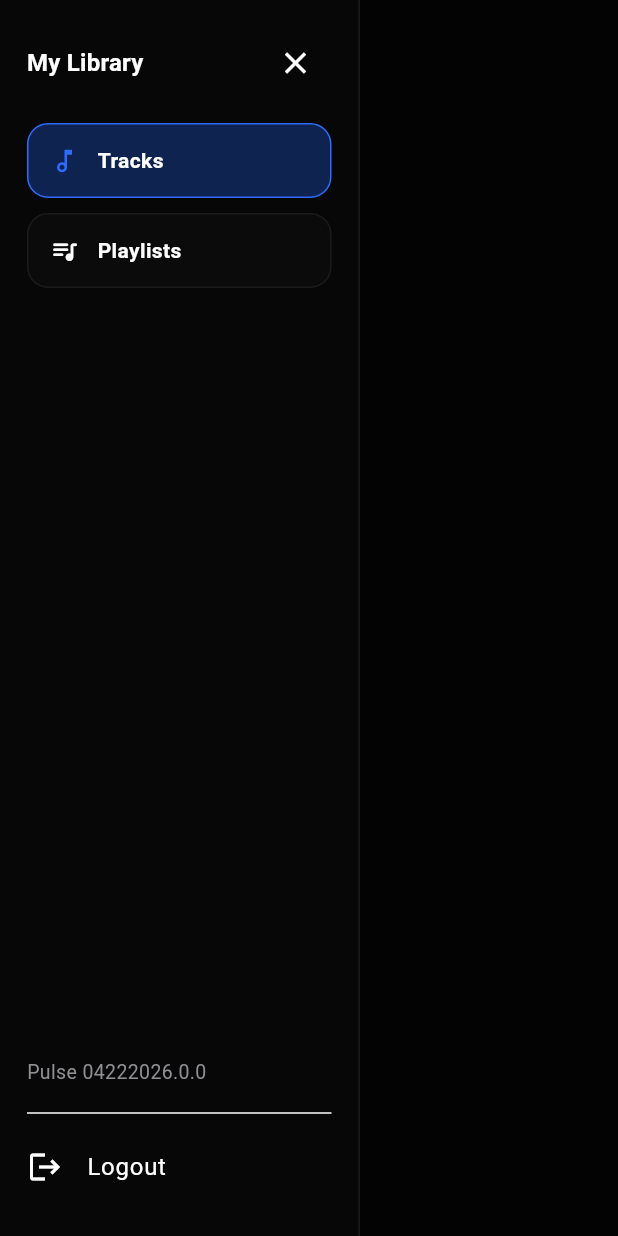
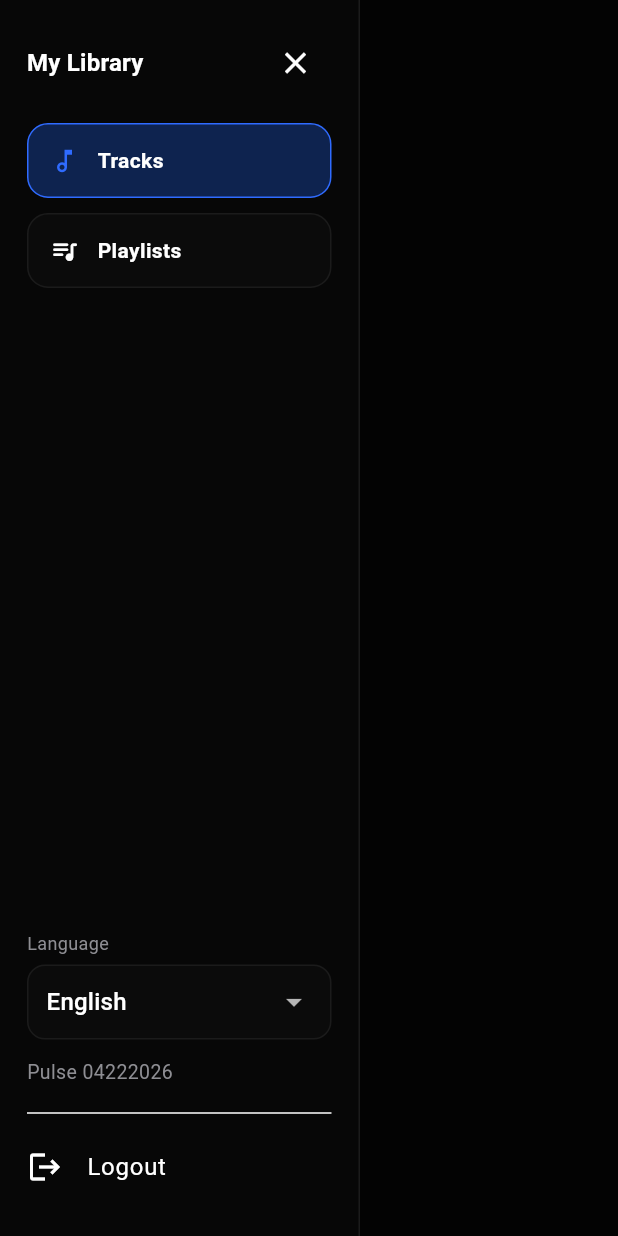
Before and after one commit to Sininee/Pulse-, a Flutter app: the TracksOnlySidebar widget shown alone on an empty page, opened directly with empty values, on a phone screen of 412 x 824 dp. Run offline on Flutter 3.47's test engine with Material 3 defaults, Android fonts, the phone set to English and light mode, and no system bars; our stand-ins replace audio_service, cached_network_image, flutter_cache_manager, just_audio, shared_preferences; accounts and stored records are empty; network calls fail.

Commit message:
Language support

```diff
--- /dev/null
+++ b/lib/app_language.dart
@@ -0,0 +1,171 @@
+import 'package:flutter/material.dart';
+import 'package:shared_preferences/shared_preferences.dart';
+
+class AppLanguage {
+  const AppLanguage({
+    required this.code,
+    required this.name,
+  });
+
+  final String code;
+  final String name;
+}
+
+const List<AppLanguage> appLanguages = [
+  AppLanguage(code: 'en', name: 'English'),
+  AppLanguage(code: 'sv', name: 'Svenska'),
+  AppLanguage(code: 'de', name: 'Deutsch'),
+  AppLanguage(code: 'et', name: 'Eesti'),
+];
+
+class AppStrings {
+  const AppStrings(this.code);
+
+  final String code;
+
+  static const Map<String, Map<String, String>> _values = {
+    'en': {
+      'myLibrary': 'My Library',
+      'tracks': 'Tracks',
+      'playlists': 'Playlists',
+      'logout': 'Logout',
+      'language': 'Language',
+      'searchTracks': 'Search tracks or artists...',
+      'searchPlaylists': 'Search playlists...',
+      'searchPlaylistSongs': 'Search songs in playlist...',
+      'noPlaylists': 'No playlists found.',
+      'selectPlaylist': 'Select a playlist to view its songs.',
+      'noSongsMatch': 'No songs match your search.',
+      'play': 'Play',
+      'songs': 'songs',
+      'title': 'TITLE',
+      'time': 'TIME',
+      'connectToServer': 'Connect to your Navidrome server',
+      'serverUrl': 'Server URL',
+      'username': 'Username',
+      'password': 'Password',
+      'rememberLogin': 'Remember login info',
+      'connect': 'Connect',
+    },
+    'sv': {
+      'myLibrary': 'Mitt bibliotek',
+      'tracks': 'Låtar',
+      'playlists': 'Spellistor',
+      'logout': 'Logga ut',
+      'language': 'Språk',
+      'searchTracks': 'Sök låtar eller artister...',
+      'searchPlaylists': 'Sök spellistor...',
+      'searchPlaylistSongs': 'Sök låtar i spellistan...',
+      'noPlaylists': 'Inga spellistor hittades.',
+      'selectPlaylist': 'Välj en spellista för att visa låtar.',
+      'noSongsMatch': 'Inga låtar matchar sökningen.',
+      'play': 'Spela',
+      'songs': 'låtar',
+      'title': 'TITEL',
+      'time': 'TID',
+      'connectToServer': 'Anslut till din Navidrome-server',
+      'serverUrl': 'Server-URL',
+      'username': 'Användarnamn',
+      'password': 'Lösenord',
+      'rememberLogin': 'Kom ihåg inloggning',
+      'connect': 'Anslut',
+    },
+    'de': {
+      'myLibrary': 'Meine Bibliothek',
+      'tracks': 'Titel',
+      'playlists': 'Playlists',
+      'logout': 'Abmelden',
+      'language': 'Sprache',
+      'searchTracks': 'Titel oder Künstler suchen...',
+      'searchPlaylists': 'Playlists suchen...',
+      'searchPlaylistSongs': 'Songs in Playlist suchen...',
+      'noPlaylists': 'Keine Playlists gefunden.',
+      'selectPlaylist': 'Wähle eine Playlist aus.',
+      'noSongsMatch': 'Keine Songs gefunden.',
+      'play': 'Abspielen',
+      'songs': 'Songs',
+      'title': 'TITEL',
+      'time': 'ZEIT',
+      'connectToServer': 'Mit deinem Navidrome-Server verbinden',
+      'serverUrl': 'Server-URL',
+      'username': 'Benutzername',
+      'password': 'Passwort',
+      'rememberLogin': 'Login speichern',
+      'connect': 'Verbinden',
+    },
+    'et': {
+  'myLibrary': 'Minu kogu',
+  'tracks': 'Lood',
+  'playlists': 'Esitusloendid',
+  'logout': 'Logi välja',
+  'language': 'Keel',
+  'searchTracks': 'Otsi lugusid või artiste...',
+  'searchPlaylists': 'Otsi esitusloendeid...',
+  'searchPlaylistSongs': 'Otsi lugusid esitusloendist...',
+  'noPlaylists': 'Esitusloendeid ei leitud.',
+  'selectPlaylist': 'Vali esitusloend laulude vaatamiseks.',
+  'noSongsMatch': 'Ükski lugu ei vasta otsingule.',
+  'play': 'Esita',
+  'songs': 'lugu',
+  'title': 'PEALKIRI',
+  'time': 'AEG',
+  'connectToServer': 'Ühendu oma Navidrome serveriga',
+  'serverUrl': 'Serveri URL',
+  'username': 'Kasutajanimi',
+  'password': 'Parool',
+  'rememberLogin': 'Jäta sisselogimine meelde',
+  'connect': 'Ühenda',
+  'error': 'Viga',
+  'playbackError': 'Taasesituse viga',
+  'playbackFailed': 'Taasesitus ebaõnnestus',
+  'logoutCleanupFailed': 'Väljalogimise puhastus ebaõnnestus',
+},
+
+  };
+
+  String get(String key) {
+    return _values[code]?[key] ?? _values['en']?[key] ?? key;
+  }
+}
+
+class AppLanguageController extends ChangeNotifier {
+  AppLanguageController();
+
+  String _code = 'en';
+
+  String get code => _code;
+  AppStrings get strings => AppStrings(_code);
+
+  Future<void> load() async {
+    final prefs = await SharedPreferences.getInstance();
+    _code = prefs.getString('language_code') ?? 'en';
+    notifyListeners();
+  }
+
+  Future<void> setLanguage(String code) async {
+    _code = code;
+    final prefs = await SharedPreferences.getInstance();
+    await prefs.setString('language_code', code);
+    notifyListeners();
+  }
+}
+
+class AppLanguageScope extends InheritedNotifier<AppLanguageController> {
+  const AppLanguageScope({
+    super.key,
+    required AppLanguageController controller,
+    required super.child,
+  }) : super(notifier: controller);
+
+  static AppLanguageController controllerOf(BuildContext context) {
+    return context
+        .dependOnInheritedWidgetOfExactType<AppLanguageScope>()!
+        .notifier!;
+  }
+
+  static AppStrings stringsOf(BuildContext context) {
+    return controllerOf(context).strings;
+  }
+}
+
+AppStrings t(BuildContext context) => AppLanguageScope.stringsOf(context);
--- a/lib/tracks_sidebar.dart
+++ b/lib/tracks_sidebar.dart
@@ -1,6 +1,6 @@
 import 'package:flutter/material.dart';
-import 'package:package_info_plus/package_info_plus.dart';
 
+import 'app_language.dart';
 import 'app_theme.dart';
 
 enum LibrarySection {
@@ -8,7 +8,7 @@ enum LibrarySection {
   playlists,
 }
 
-class TracksOnlySidebar extends StatefulWidget {
+class TracksOnlySidebar extends StatelessWidget {
   const TracksOnlySidebar({
     super.key,
     required this.onClose,
@@ -22,31 +22,13 @@ class TracksOnlySidebar extends StatefulWidget {
   final LibrarySection selectedSection;
   final ValueChanged<LibrarySection> onSelectSection;
 
-  @override
-  State<TracksOnlySidebar> createState() => _TracksOnlySidebarState();
-}
-
-class _TracksOnlySidebarState extends State<TracksOnlySidebar> {
-  String _appVersion = '';
-
-  @override
-  void initState() {
-    super.initState();
-    _loadVersion();
-  }
-
-  Future<void> _loadVersion() async {
-    final info = await PackageInfo.fromPlatform();
-
-    if (!mounted) return;
-
-    setState(() {
-      _appVersion = info.version;
-    });
-  }
+  static const String appVersion = '04222026';
 
   @override
   Widget build(BuildContext context) {
+    final text = t(context);
+    final controller = AppLanguageScope.controllerOf(context);
+
     return Positioned.fill(
       child: Material(
         color: Colors.black.withAlpha(102),
@@ -66,7 +48,7 @@ class _TracksOnlySidebarState extends State<TracksOnlySidebar> {
                     Row(
                       children: [
                         Text(
-                          'My Library',
+                          text.get('myLibrary'),
                           style: Theme.of(context)
                               .textTheme
                               .titleMedium
@@ -74,7 +56,7 @@ class _TracksOnlySidebarState extends State<TracksOnlySidebar> {
                         ),
                         const Spacer(),
                         IconButton(
-                          onPressed: widget.onClose,
+                          onPressed: onClose,
                           icon: const Icon(Icons.close),
                         ),
                       ],
@@ -82,33 +64,67 @@ class _TracksOnlySidebarState extends State<TracksOnlySidebar> {
                     const SizedBox(height: 16),
                     _SidebarItem(
                       icon: Icons.music_note_outlined,
-                      label: 'Tracks',
-                      selected: widget.selectedSection == LibrarySection.tracks,
-                      onTap: () => widget.onSelectSection(LibrarySection.tracks),
+                      label: text.get('tracks'),
+                      selected: selectedSection == LibrarySection.tracks,
+                      onTap: () => onSelectSection(LibrarySection.tracks),
                     ),
                     const SizedBox(height: 10),
                     _SidebarItem(
                       icon: Icons.queue_music_rounded,
-                      label: 'Playlists',
-                      selected: widget.selectedSection == LibrarySection.playlists,
-                      onTap: () => widget.onSelectSection(LibrarySection.playlists),
+                      label: text.get('playlists'),
+                      selected: selectedSection == LibrarySection.playlists,
+                      onTap: () => onSelectSection(LibrarySection.playlists),
                     ),
                     const Spacer(),
-                    if (_appVersion.isNotEmpty)
-                      Text(
-                        'Pulse $_appVersion',
-                        style: const TextStyle(
-                          color: AppColors.textMuted,
-                          fontSize: 13,
+                    Text(
+                      text.get('language'),
+                      style: const TextStyle(
+                        color: AppColors.textMuted,
+                        fontSize: 12,
+                      ),
+                    ),
+                    const SizedBox(height: 6),
+                    Container(
+                      padding: const EdgeInsets.symmetric(horizontal: 12),
+                      decoration: BoxDecoration(
+                        color: AppColors.panel,
+                        borderRadius: BorderRadius.circular(12),
+                        border: Border.all(color: AppColors.border),
+                      ),
+                      child: DropdownButtonHideUnderline(
+                        child: DropdownButton<String>(
+                          value: controller.code,
+                          isExpanded: true,
+                          dropdownColor: AppColors.panel,
+                          items: appLanguages.map((language) {
+                            return DropdownMenuItem(
+                              value: language.code,
+                              child: Text(language.name),
+                            );
+                          }).toList(),
+                          onChanged: (value) {
+                            if (value != null) {
+                              controller.setLanguage(value);
+                            }
+                          },
                         ),
                       ),
+                    ),
+                    const SizedBox(height: 12),
+                    Text(
+                      'Pulse $appVersion',
+                      style: const TextStyle(
+                        color: AppColors.textMuted,
+                        fontSize: 13,
+                      ),
+                    ),
                     const SizedBox(height: 10),
                     const Divider(),
                     ListTile(
                       contentPadding: EdgeInsets.zero,
                       leading: const Icon(Icons.logout),
-                      title: const Text('Logout'),
-                      onTap: widget.onLogout,
+                      title: Text(text.get('logout')),
+                      onTap: onLogout,
                     ),
                   ],
                 ),
@@ -116,7 +132,7 @@ class _TracksOnlySidebarState extends State<TracksOnlySidebar> {
             ),
             Expanded(
               child: GestureDetector(
-                onTap: widget.onClose,
+                onTap: onClose,
                 child: Container(color: Colors.transparent),
               ),
             ),
--- a/lib/tracks_top_bar.dart
+++ b/lib/tracks_top_bar.dart
@@ -7,7 +7,7 @@ class TracksTopBar extends StatelessWidget {
     super.key,
     required this.onSearchChanged,
     required this.onMenuPressed,
-    this.hintText = 'Search tracks or artists...',
+    this.hintText = '',
   });
 
   final ValueChanged<String> onSearchChanged;
```
Also changed, not shown: lib/login_screen.dart (+9 -6 lines), lib/main.dart (+9 -1 lines), lib/playlists_view.dart (+38 -87 lines), lib/tracks_shell.dart (+20 -11 lines), lib/tracks_table.dart (+33 -6 lines).
